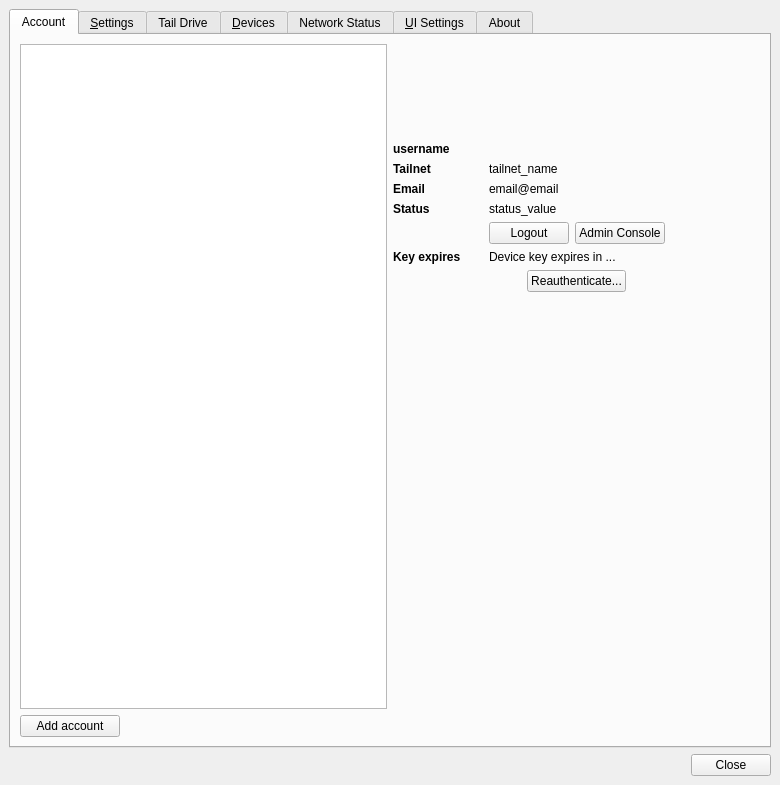
Qt form src/MainWindow.ui (SneWs/tail-tray) before a commit.
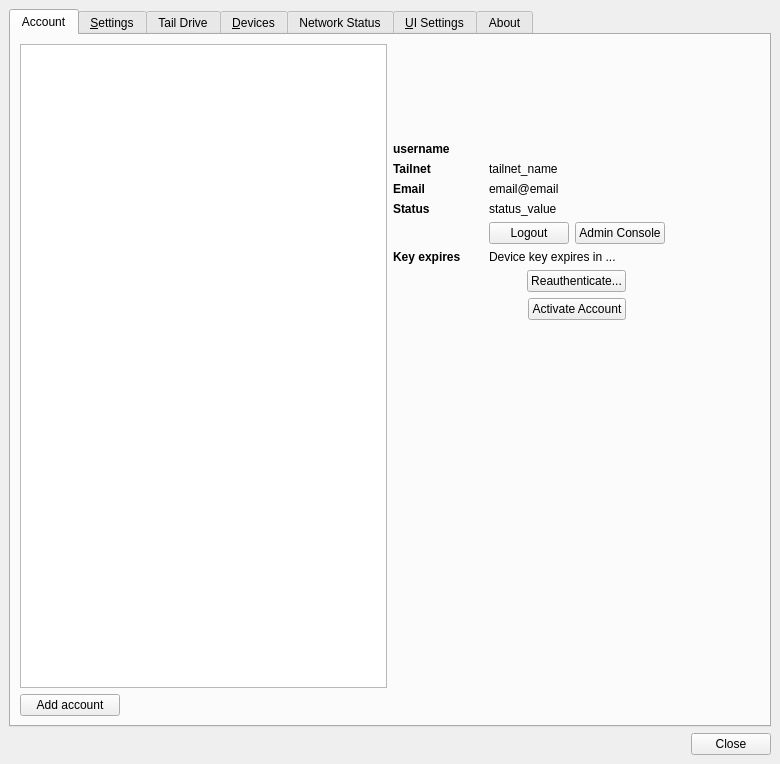
The same form after that commit. The open tabs and pages were chosen to show the change. Icons and pictures are not drawn.

Commit message: Preferences - Account tab should expose a switch account button #114

Diff of the .ui file:
```diff
--- a/src/MainWindow.ui
+++ b/src/MainWindow.ui
@@ -10,7 +10,7 @@
     <x>0</x>
     <y>0</y>
     <width>780</width>
-    <height>785</height>
+    <height>764</height>
    </rect>
   </property>
   <property name="sizePolicy">
@@ -22,7 +22,7 @@
   <property name="minimumSize">
    <size>
     <width>588</width>
-    <height>785</height>
+    <height>764</height>
    </size>
   </property>
   <property name="maximumSize">
@@ -77,7 +77,7 @@
        </attribute>
        <layout class="QVBoxLayout" name="verticalLayout_16">
         <item>
-         <layout class="QHBoxLayout" name="horizontalLayout_18">
+         <layout class="QHBoxLayout" name="horizontalLayout_37">
           <item>
            <layout class="QVBoxLayout" name="verticalLayout">
             <item>
@@ -147,10 +147,7 @@
            </layout>
           </item>
           <item>
-           <layout class="QVBoxLayout" name="accountDetailsContainer" stretch="0,0,0,0,0,0,0,0,0">
-            <property name="bottomMargin">
-             <number>0</number>
-            </property>
+           <layout class="QVBoxLayout" name="verticalLayout_4">
             <item>
              <layout class="QHBoxLayout" name="horizontalLayout_17">
               <item>
@@ -510,6 +507,49 @@
               </item>
              </layout>
             </item>
+            <item>
+             <layout class="QHBoxLayout" name="horizontalLayout_18">
+              <item>
+               <spacer name="horizontalSpacer_20">
+                <property name="orientation">
+                 <enum>Qt::Orientation::Horizontal</enum>
+                </property>
+                <property name="sizeHint" stdset="0">
+                 <size>
+                  <width>40</width>
+                  <height>20</height>
+                 </size>
+                </property>
+               </spacer>
+              </item>
+              <item>
+               <widget class="QPushButton" name="btnSwitchToAccount">
+                <property name="maximumSize">
+                 <size>
+                  <width>16777215</width>
+                  <height>16777215</height>
+                 </size>
+                </property>
+                <property name="text">
+                 <string>Activate Account</string>
+                </property>
+               </widget>
+              </item>
+              <item>
+               <spacer name="horizontalSpacer_19">
+                <property name="orientation">
+                 <enum>Qt::Orientation::Horizontal</enum>
+                </property>
+                <property name="sizeHint" stdset="0">
+                 <size>
+                  <width>40</width>
+                  <height>20</height>
+                 </size>
+                </property>
+               </spacer>
+              </item>
+             </layout>
+            </item>
             <item>
              <spacer name="verticalSpacer_4">
               <property name="orientation">
```
Left out of the diff: 6 changed lines with no effect on the pictures.
